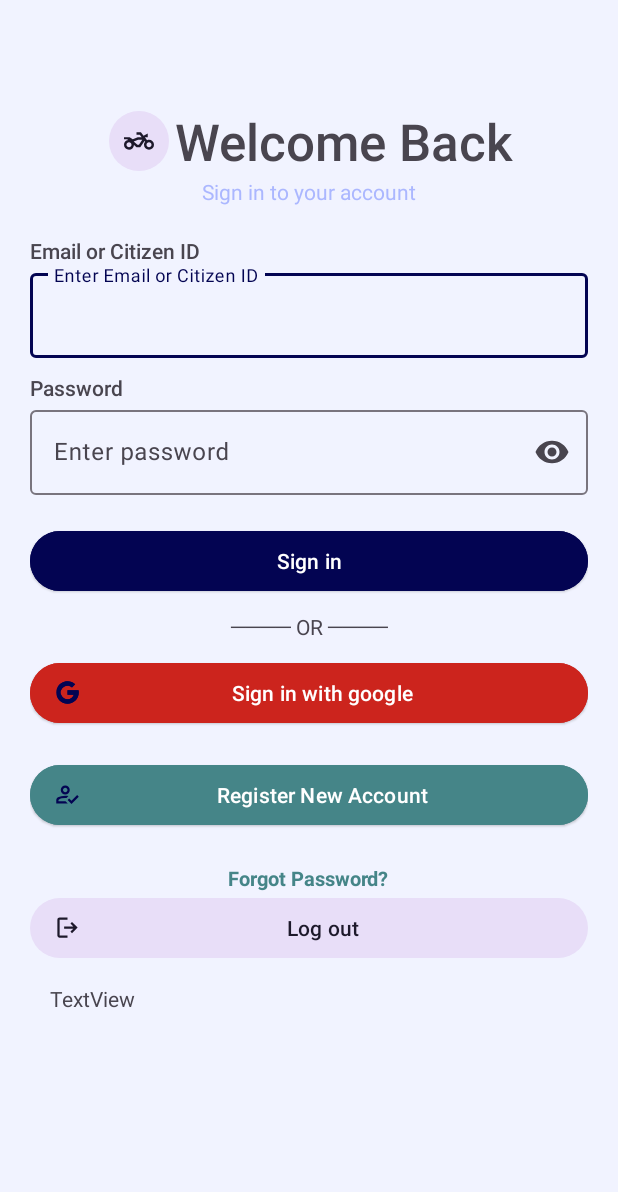
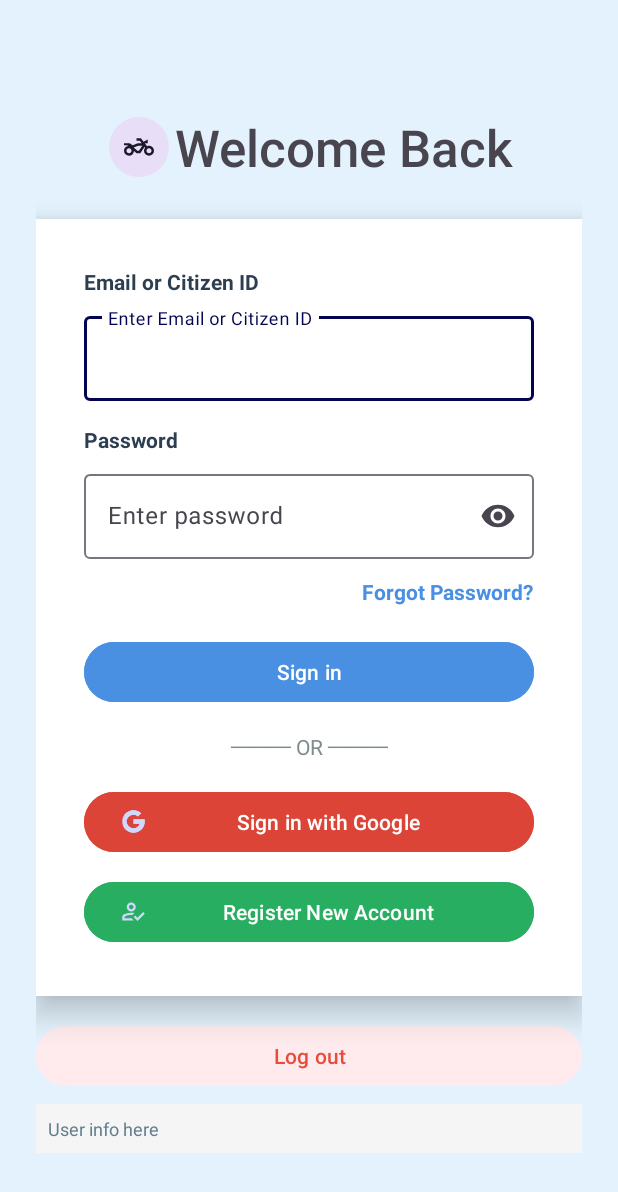
Before and after one commit to huybach1609/SAPS, an Android app: the layout activity_login.xml on its own in the app's theme, with its tools: preview values and no code run, on a phone screen of 412 x 824 dp. Shown: the top 1192 px of the screen. Run offline under Robolectric (Android 15) with nearby library versions, the phone set to English and light mode, and no system bars.

Commit message:
up datte  8/4
8/4

```diff
--- a/SAPS.Mobile/app/src/main/res/layout/activity_login.xml
+++ b/SAPS.Mobile/app/src/main/res/layout/activity_login.xml
@@ -1,31 +1,37 @@
 <?xml version="1.0" encoding="utf-8"?>
-<androidx.constraintlayout.widget.ConstraintLayout xmlns:android="http://schemas.android.com/apk/res/android"
+<ScrollView xmlns:android="http://schemas.android.com/apk/res/android"
     xmlns:app="http://schemas.android.com/apk/res-auto"
     xmlns:tools="http://schemas.android.com/tools"
+    android:layout_width="match_parent"
+    android:layout_height="match_parent"
+    android:background="#E3F2FD"
+
+    android:fitsSystemWindows="true"
+    tools:context=".activities.auth.LoginActivity">
+
+    <androidx.constraintlayout.widget.ConstraintLayout
         android:id="@+id/main"
         android:layout_width="match_parent"
-    android:layout_height="match_parent"
-    tools:context=".activities.auth.LoginActivity">
+        android:layout_height="wrap_content"
+        android:minHeight="100dp">
 
         <LinearLayout
             android:layout_width="0dp"
-        android:layout_height="0dp"
-        android:layout_margin="20dp"
+            android:layout_height="wrap_content"
             android:orientation="vertical"
+            android:layout_margin="24dp"
+            app:layout_constraintTop_toTopOf="parent"
             app:layout_constraintBottom_toBottomOf="parent"
-        app:layout_constraintEnd_toEndOf="parent"
-        app:layout_constraintHorizontal_bias="0.473"
             app:layout_constraintStart_toStartOf="parent"
-        app:layout_constraintTop_toTopOf="parent"
-        app:layout_constraintVertical_bias="0.473">
+            app:layout_constraintEnd_toEndOf="parent">
 
+            <!-- Header with Icon and Welcome Back -->
             <LinearLayout
                 android:layout_width="match_parent"
                 android:layout_height="wrap_content"
                 android:gravity="center"
                 android:orientation="horizontal"
-            android:paddingTop="50dp"
-            >
+                android:paddingTop="50dp">
 
                 <Button
                     style="?attr/materialIconButtonFilledTonalStyle"
@@ -40,24 +46,28 @@
                     android:fontFamily="sans-serif-medium"
                     android:text="Welcome Back"
                     android:textAppearance="@style/TextAppearance.AppCompat.Display1" />
-
             </LinearLayout>
 
+            <!-- Login Form Card -->
+            <LinearLayout
+                android:layout_width="match_parent"
+                android:layout_height="wrap_content"
+                android:background="#FFFFFF"
+
+                android:orientation="vertical"
+                android:padding="32dp"
+                android:elevation="12dp"
+                android:layout_marginTop="24dp">
+
+                <!-- Email -->
                 <TextView
                     android:layout_width="wrap_content"
                     android:layout_height="wrap_content"
-            android:layout_gravity="center"
-            android:fontFamily="sans-serif"
-            android:paddingBottom="20dp"
-            android:text="Sign in to your account"
-            android:textAppearance="@style/TextAppearance.AppCompat.Body1"
-            android:textColor="@color/bg2" />
-
-        <TextView
-            android:layout_width="wrap_content"
-            android:layout_height="wrap_content"
-            android:fontFamily="sans-serif-medium"
-            android:text="Email or Citizen ID" />
+                    android:text="Email or Citizen ID"
+                    android:textStyle="bold"
+                    android:textColor="#2C3E50"
+                    android:textSize="14sp"
+                    android:layout_marginBottom="8dp" />
 
                 <com.google.android.material.textfield.TextInputLayout
                     android:id="@+id/email_input"
@@ -69,16 +79,19 @@
                         android:id="@+id/email_input_edit_text"
                         android:layout_width="match_parent"
                         android:layout_height="wrap_content"
-                android:layout_marginVertical="@dimen/margin_horizon" />
-
+                        android:inputType="textEmailAddress" />
                 </com.google.android.material.textfield.TextInputLayout>
 
+                <!-- Password -->
                 <TextView
                     android:layout_width="wrap_content"
                     android:layout_height="wrap_content"
                     android:text="Password"
-            android:fontFamily="sans-serif-medium"
-            />
+                    android:textStyle="bold"
+                    android:textColor="#2C3E50"
+                    android:textSize="14sp"
+                    android:layout_marginTop="16dp"
+                    android:layout_marginBottom="8dp" />
 
                 <com.google.android.material.textfield.TextInputLayout
                     android:id="@+id/password_input"
@@ -91,80 +104,87 @@
                         android:id="@+id/password_input_edit_text"
                         android:layout_width="match_parent"
                         android:layout_height="wrap_content"
-                android:layout_marginVertical="@dimen/margin_horizon"
                         android:inputType="textPassword" />
-
                 </com.google.android.material.textfield.TextInputLayout>
 
+                <!-- Forgot Password -->
+                <TextView
+                    android:id="@+id/forgot_password_text"
+                    android:layout_width="wrap_content"
+                    android:layout_height="wrap_content"
+                    android:text="Forgot Password?"
+                    android:textColor="#4A90E2"
+                    android:textStyle="bold"
+                    android:textSize="14sp"
+                    android:layout_gravity="end"
+                    android:layout_marginTop="12dp"
+                    android:clickable="true"
+                    android:focusable="true" />
+
+                <!-- Sign In -->
                 <Button
                     android:id="@+id/sign_in_button"
-            style="@style/Widget.Material3.Button.ElevatedButton"
                     android:layout_width="match_parent"
                     android:layout_height="wrap_content"
-            android:layout_marginVertical="@dimen/margin_horizon"
-            android:backgroundTint="@color/colorPrimary"
+                    android:layout_marginTop="20dp"
                     android:text="Sign in"
-            android:textColor="@android:color/white" />
+                    android:textColor="#FFFFFF"
+                    android:backgroundTint="#4A90E2"
+                    android:elevation="4dp" />
 
+                <!-- OR Divider -->
                 <TextView
                     android:layout_width="match_parent"
                     android:layout_height="wrap_content"
                     android:text="──── OR ────"
                     android:gravity="center"
-            />
+                    android:textColor="#7F8C8D"
+                    android:layout_marginVertical="16dp" />
 
+                <!-- Google Sign In -->
                 <Button
                     android:id="@+id/sign_in_google_button"
-            style="@style/Widget.Material3.Button.ElevatedButton.Icon"
                     android:layout_width="match_parent"
                     android:layout_height="wrap_content"
-            android:layout_marginVertical="@dimen/margin_horizon"
-            android:backgroundTint="@color/redBright"
-            android:text="Sign in with google"
-            android:textColor="@android:color/white"
+                    android:text="Sign in with Google"
+                    android:textColor="#FFFFFF"
+                    android:backgroundTint="#DB4437"
                     app:icon="@drawable/google_icon_28" />
 
+                <!-- Register -->
                 <Button
                     android:id="@+id/register"
-            style="@style/Widget.Material3.Button.ElevatedButton.Icon"
                     android:layout_width="match_parent"
                     android:layout_height="wrap_content"
-            android:layout_marginVertical="@dimen/margin_horizon"
-            android:backgroundTint="@color/blueBright"
+                    android:layout_marginTop="12dp"
                     android:text="Register New Account"
-            android:textColor="@android:color/white"
+                    android:textColor="#FFFFFF"
+                    android:backgroundTint="#27AE60"
                     app:icon="@drawable/how_to_reg_24dp_e3e3e3_fill0_wght400_grad0_opsz24" />
+            </LinearLayout>
 
-
-
-        <TextView
-            android:id="@+id/forgot_password_text"
-            android:layout_width="wrap_content"
-            android:layout_height="wrap_content"
-            android:text="Forgot Password?"
-            android:textColor="@color/blueBright"
-            android:textStyle="bold"
-            android:textSize="13sp"
-            android:layout_gravity="center"
-            android:paddingTop="12dp"
-            android:clickable="true"
-            android:focusable="true"/>
-
-
+            <!-- Logout (optional admin/debug) -->
             <Button
                 android:id="@+id/sign_out_button"
-            style="@style/Widget.Material3.Button.TonalButton.Icon"
                 android:layout_width="match_parent"
                 android:layout_height="wrap_content"
                 android:text="Log out"
-            app:icon="@drawable/logout_24dp" />
-
+                android:textColor="#E74C3C"
+                android:backgroundTint="#FFEBEE"
+                android:layout_marginTop="16dp" />
 
             <TextView
                 android:id="@+id/user_info_text"
                 android:layout_width="match_parent"
                 android:layout_height="wrap_content"
-            android:layout_margin="20px"
-            android:text="TextView" />
+                android:text="User info here"
+                android:textColor="#607D8B"
+                android:textSize="12sp"
+                android:padding="8dp"
+                android:background="#F5F5F5"
+                android:layout_marginTop="8dp" />
+
         </LinearLayout>
+
     </androidx.constraintlayout.widget.ConstraintLayout>
+</ScrollView>
```
Lines whose indentation alone changed are shown as unchanged.
